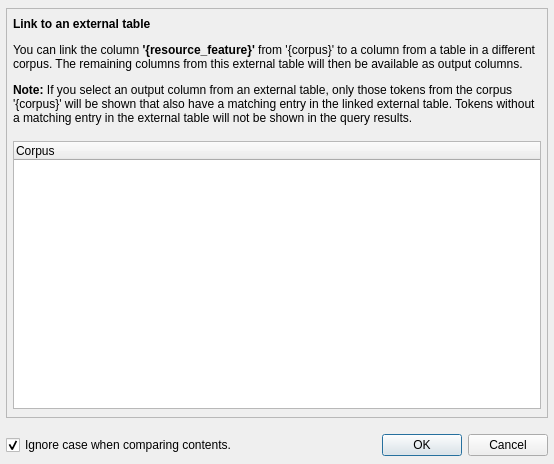
gkunter/coquery, file coquery/gui/ui/linkselect.ui: the form before one commit.
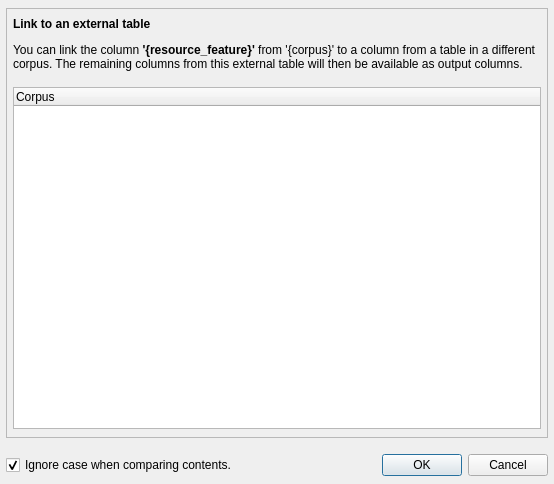
The form after the commit.

Commit message: Use LEFT JOIN for external tables (so that corpus matches are never dropped)

Diff of the .ui file:
```diff
--- a/coquery/gui/ui/linkselect.ui
+++ b/coquery/gui/ui/linkselect.ui
@@ -7,7 +7,7 @@
     <x>0</x>
     <y>0</y>
     <width>554</width>
-    <height>464</height>
+    <height>484</height>
    </rect>
   </property>
   <property name="sizePolicy">
@@ -77,7 +77,7 @@
          </sizepolicy>
         </property>
         <property name="text">
-         <string>&lt;html&gt;&lt;head/&gt;&lt;body&gt;&lt;p&gt;&lt;span style=&quot; font-weight:600;&quot;&gt;Link to an external table&lt;/span&gt;&lt;/p&gt;&lt;p&gt;You can link the column &lt;span style=&quot; font-weight:600;&quot;&gt;'{resource_feature}'&lt;/span&gt; from '{corpus}' to a column from a table in a different corpus. The remaining columns from this external table will then be available as output columns.&lt;/p&gt;&lt;p&gt;&lt;span style=&quot; font-weight:600;&quot;&gt;Note:&lt;/span&gt; If you select an output column from an external table, only those tokens from the corpus '{corpus}' will be shown that also have a matching entry in the linked external table. Tokens without a matching entry in the external table will not be shown in the query results.&lt;/p&gt;&lt;/body&gt;&lt;/html&gt;</string>
+         <string>&lt;html&gt;&lt;head/&gt;&lt;body&gt;&lt;p&gt;&lt;span style=&quot; font-weight:600;&quot;&gt;Link to an external table&lt;/span&gt;&lt;/p&gt;&lt;p&gt;You can link the column &lt;span style=&quot; font-weight:600;&quot;&gt;'{resource_feature}'&lt;/span&gt; from '{corpus}' to a column from a table in a different corpus. The remaining columns from this external table will then be available as output columns.&lt;/p&gt;&lt;/body&gt;&lt;/html&gt;</string>
         </property>
         <property name="alignment">
          <set>Qt::AlignLeading|Qt::AlignLeft|Qt::AlignTop</set>
```
The commit also changes 2 other files.
